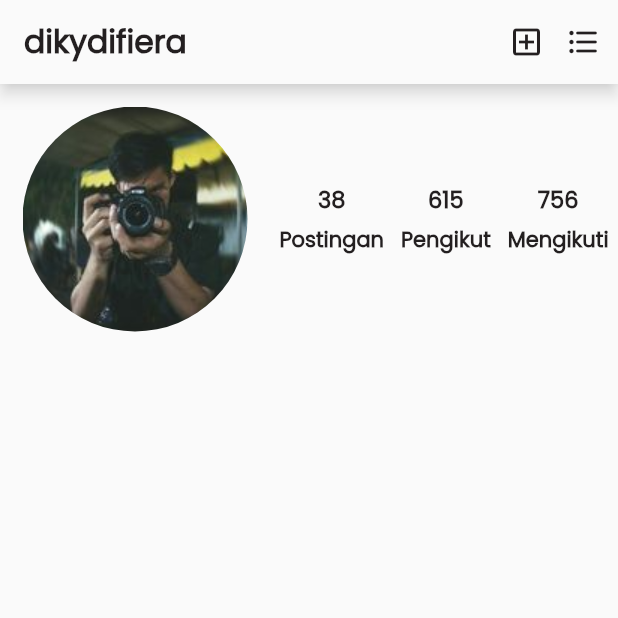
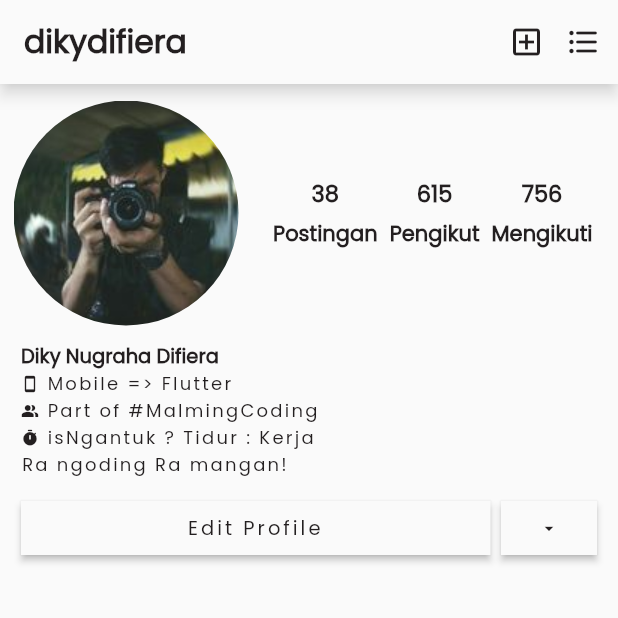
Before and after one commit to dikynugraha1111/AntarMahasiswa, a Flutter app: the screen it shows after launch, on a phone screen of 412 x 824 dp, the top half of it. Run offline on Flutter 3.47's test engine with Material 2 defaults, Android fonts, the phone set to English and light mode, and no system bars; our stand-ins replace carousel_slider, curved_navigation_bar, google_fonts, hexcolor.

Commit message:
Update Ig Profile Page - Desc and Button

```diff
--- a/lib/shared/theme.dart
+++ b/lib/shared/theme.dart
@@ -33,17 +33,23 @@ AppBar appBar = AppBar(
   actions: [
     Padding(
       padding: EdgeInsets.symmetric(horizontal: 3.0),
+      child: GestureDetector(
+        onTap: () {},
         child: Icon(
           Icons.add_box_outlined,
           color: kBlackColor,
         ),
       ),
+    ),
     Padding(
       padding: EdgeInsets.symmetric(horizontal: 11.0),
+      child: GestureDetector(
+        onTap: () {},
         child: Icon(
           Icons.format_list_bulleted_rounded,
           color: kBlackColor,
         ),
       ),
+    ),
   ],
 );
--- a/lib/view/ig_profile.dart
+++ b/lib/view/ig_profile.dart
@@ -1,8 +1,11 @@
+import 'package:antarmahasiswa/widget/desc_profile.dart';
+
 import '../widget/statistic.dart';
 
 import '../shared/theme.dart';
 import 'package:flutter/material.dart';
 import '../widget/custom_circle.dart';
+import '../widget/button_profile.dart';
 
 class IgProfile extends StatelessWidget {
   const IgProfile({Key? key}) : super(key: key);
@@ -16,7 +19,9 @@ class IgProfile extends StatelessWidget {
         primary: false,
         shrinkWrap: true,
         children: [
-          Row(
+          Padding(
+            padding: EdgeInsets.symmetric(horizontal: 9.0, vertical: 11.0),
+            child: Row(
               children: [
                 CustomCircle(
                   imageProvider: AssetImage("assets/profile_photo.jpg"),
@@ -26,6 +31,15 @@ class IgProfile extends StatelessWidget {
                 ),
               ],
             ),
+          ),
+          DescProfile(
+              name: "Diky Nugraha Difiera",
+              skill: "Mobile => Flutter",
+              part: "Part of #MalmingCoding",
+              iconSkill: Icons.smartphone_rounded,
+              iconPart: Icons.people_alt_sharp,
+              quote: "Ra ngoding Ra mangan!"),
+          ButtonProfile(),
         ],
       ),
     );
--- /dev/null
+++ b/lib/widget/button_profile.dart
@@ -0,0 +1,47 @@
+import 'package:flutter/material.dart';
+import '../shared/theme.dart';
+
+class ButtonProfile extends StatelessWidget {
+  const ButtonProfile({Key? key}) : super(key: key);
+
+  @override
+  Widget build(BuildContext context) {
+    return Container(
+      margin: EdgeInsets.symmetric(horizontal: 14, vertical: 9),
+      child: Row(
+        children: [
+          Expanded(
+            child: ElevatedButton(
+              style: ElevatedButton.styleFrom(
+                primary: kWhiteColor,
+                shape: RoundedRectangleBorder(),
+              ),
+              onPressed: () {},
+              child: Text(
+                "Edit Profile",
+                style: tBlacTextStyle.copyWith(
+                    fontSize: 13, fontWeight: medium, letterSpacing: 2.0),
+                textAlign: TextAlign.center,
+              ),
+            ),
+          ),
+          SizedBox(
+            width: 7.0,
+          ),
+          ElevatedButton(
+            style: ElevatedButton.styleFrom(
+              primary: kWhiteColor,
+              shape: RoundedRectangleBorder(),
+            ),
+            onPressed: () {},
+            child: Icon(
+              Icons.arrow_drop_down_outlined,
+              size: 14.0,
+              color: kBlackColor,
+            ),
+          )
+        ],
+      ),
+    );
+  }
+}
--- a/lib/widget/custom_circle.dart
+++ b/lib/widget/custom_circle.dart
@@ -7,7 +7,7 @@ class CustomCircle extends StatelessWidget {
   @override
   Widget build(BuildContext context) {
     return Container(
-      margin: EdgeInsets.all(15.0),
+      margin: EdgeInsets.only(right: 15.0),
       width: 150.0,
       height: 150.0,
       decoration: new BoxDecoration(
--- /dev/null
+++ b/lib/widget/desc_profile.dart
@@ -0,0 +1,95 @@
+import 'package:flutter/material.dart';
+import '../shared/theme.dart';
+
+class DescProfile extends StatelessWidget {
+  final String name, skill, part, quote;
+  final IconData iconSkill, iconPart;
+  const DescProfile({
+    Key? key,
+    required this.name,
+    required this.skill,
+    required this.part,
+    required this.iconSkill,
+    required this.iconPart,
+    required this.quote,
+  }) : super(key: key);
+
+  @override
+  Widget build(BuildContext context) {
+    return Container(
+      margin: EdgeInsets.symmetric(horizontal: 14.0),
+      child: Column(
+        crossAxisAlignment: CrossAxisAlignment.start,
+        children: [
+          Text(
+            name,
+            style: tBlacTextStyle.copyWith(
+              fontWeight: semiBold,
+              fontSize: 13,
+            ),
+          ),
+          Row(
+            children: [
+              Icon(
+                iconSkill,
+                size: 12,
+                color: kBlackColor,
+              ),
+              SizedBox(
+                width: 5.0,
+              ),
+              Text(
+                skill,
+                style: tBlacTextStyle.copyWith(
+                  fontWeight: normal,
+                  fontSize: 12,
+                  letterSpacing: 1.5,
+                ),
+              ),
+            ],
+          ),
+          Row(
+            children: [
+              Icon(iconPart, size: 12, color: kBlackColor),
+              SizedBox(
+                width: 5.0,
+              ),
+              Text(
+                part,
+                style: tBlacTextStyle.copyWith(
+                  fontWeight: normal,
+                  fontSize: 12,
+                  letterSpacing: 1.5,
+                ),
+              ),
+            ],
+          ),
+          Row(
+            children: [
+              Icon(Icons.timer_rounded, size: 12, color: kBlackColor),
+              SizedBox(
+                width: 5.0,
+              ),
+              Text(
+                "isNgantuk ? Tidur : Kerja ",
+                style: tBlacTextStyle.copyWith(
+                  fontWeight: normal,
+                  fontSize: 12,
+                  letterSpacing: 1.5,
+                ),
+              ),
+            ],
+          ),
+          Text(
+            quote,
+            style: tBlacTextStyle.copyWith(
+              fontWeight: normal,
+              fontSize: 12,
+              letterSpacing: 1.5,
+            ),
+          ),
+        ],
+      ),
+    );
+  }
+}
--- a/lib/widget/statistic.dart
+++ b/lib/widget/statistic.dart
@@ -27,7 +27,6 @@ class WidgetColumnStatistic extends StatelessWidget {
   @override
   Widget build(BuildContext context) {
     return Container(
-      margin: EdgeInsets.symmetric(horizontal: 5.0),
       child: Column(
         children: [
           Text(
```
Lines whose indentation alone changed are shown as unchanged.
